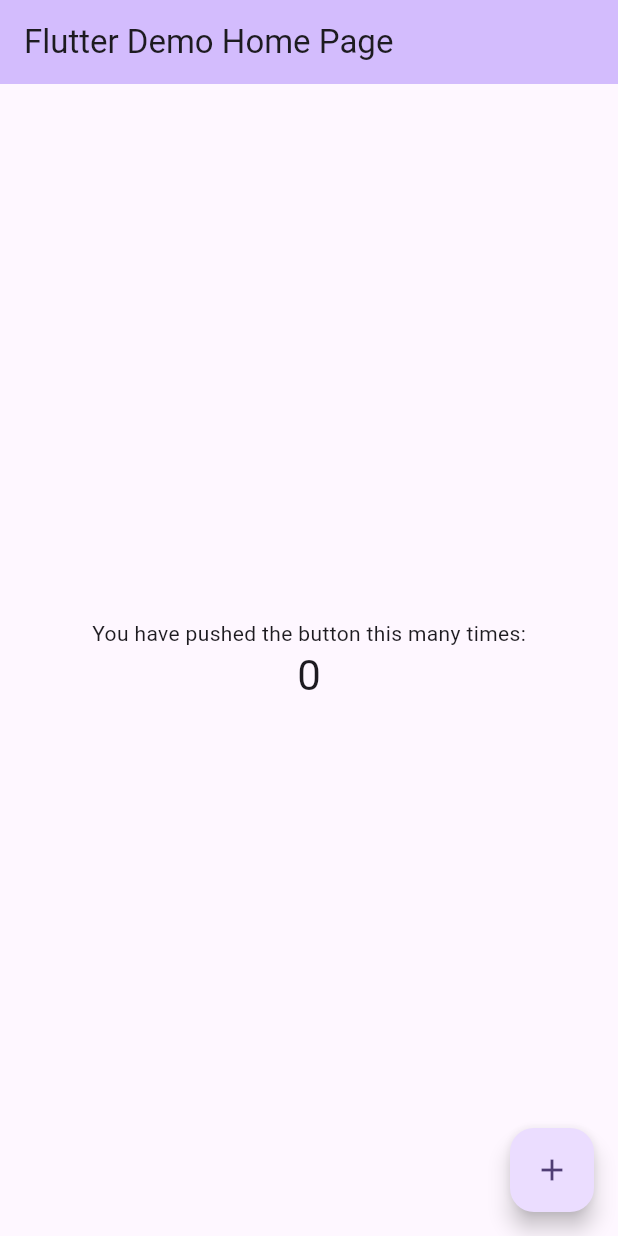
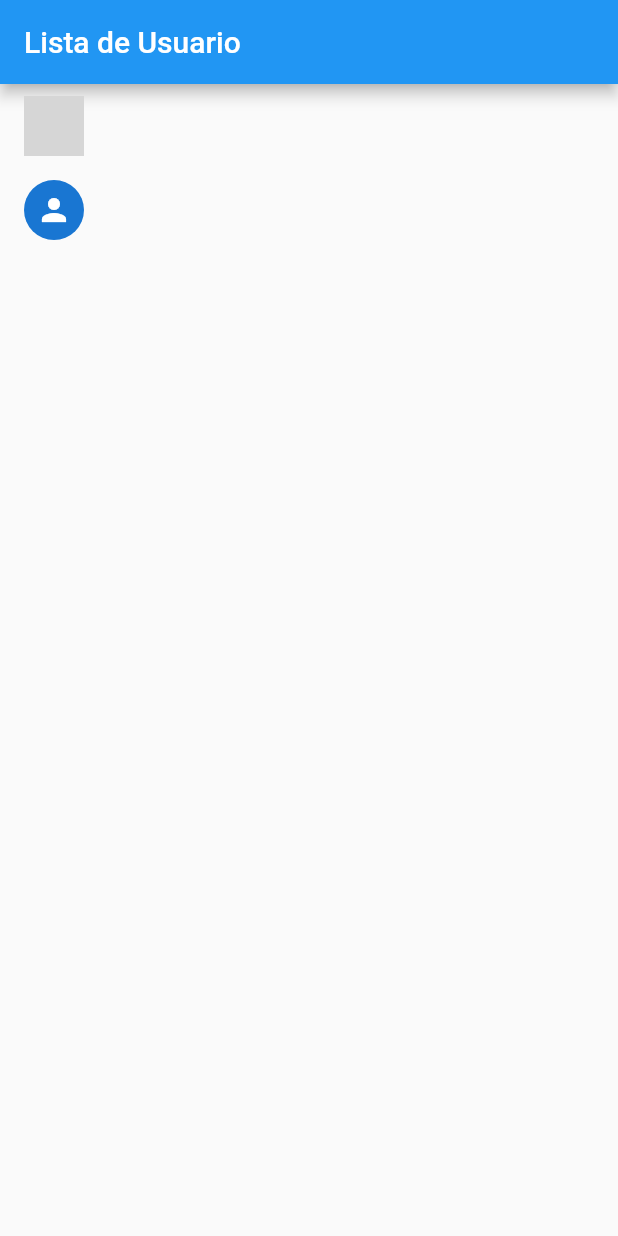
Before and after one commit to lirabessa/crudFlutter, a Flutter app: the screen it shows after launch, on a phone screen of 412 x 824 dp. Run offline on Flutter 3.47's test engine with Material 2 defaults, Android fonts, the phone set to English and light mode, and no system bars; network calls fail; grey boxes are pictures that could not be loaded.

Commit message:
Atualizado crud

```diff
--- /dev/null
+++ b/lib/components/user_tile.dart
@@ -0,0 +1,16 @@
+import 'package:crud/models/user.dart';
+import 'package:flutter/material.dart';
+
+class UserTile extends StatelessWidget{
+    final User user;
+    const UserTile(this.user, {super.key});
+  @override
+  Widget build(BuildContext context){
+    final avatar = user.avatarUrl == null || user.avatarUrl.isEmpty
+      ? CircleAvatar(child: Icon(Icons.person))
+      : CircleAvatar(backgroundImage: NetworkImage(user.avatarUrl));
+    return ListTile(
+      leading: avatar,
+    );
+  }
+}
--- a/lib/data/dummy_users.dart
+++ b/lib/data/dummy_users.dart
@@ -1,16 +1,17 @@
 import 'package:crud/models/user.dart';
+
 
 const DUMMY_USERS = {
   '1': User(
     id: '1',
     name: 'Hermione',
     email: 'granger@gmail.com',
-    avatarUrl: 'https://harrypotter.fandom.com/pt-br/wiki/Hermione_Granger',
+    avatarUrl: 'https://4.bp.blogspot.com/-clk-DZnT4F0/Tarp4GMLT_I/AAAAAAAAAKI/krB9xuLDk6c/s1600/Hermione-Jean-Granger.jpg',
   ),
   '2': User(
-    id: '2',  // Corrigido o ID para ser único
+    id: '2',
     name: 'Tony',
     email: 'tonynho@gmail.com',
-    avatarUrl: 'https://pt.wikipedia.org/wiki/Tony_Stark_%28Universo_Cinematogr%C3%A1fico_Marvel%29',
+    avatarUrl: ''
   ),
 };
--- a/lib/main.dart
+++ b/lib/main.dart
@@ -1,125 +1,20 @@
+import 'package:crud/views/user_list.dart';
 import 'package:flutter/material.dart';
 
 void main() {
-  runApp(const MyApp());
+  runApp(MyApp());
 }
 
 class MyApp extends StatelessWidget {
-  const MyApp({super.key});
-
-  // This widget is the root of your application.
   @override
   Widget build(BuildContext context) {
     return MaterialApp(
       title: 'Flutter Demo',
       theme: ThemeData(
-        // This is the theme of your application.
-        //
-        // TRY THIS: Try running your application with "flutter run". You'll see
-        // the application has a blue toolbar. Then, without quitting the app,
-        // try changing the seedColor in the colorScheme below to Colors.green
-        // and then invoke "hot reload" (save your changes or press the "hot
-        // reload" button in a Flutter-supported IDE, or press "r" if you used
-        // the command line to start the app).
-        //
-        // Notice that the counter didn't reset back to zero; the application
-        // state is not lost during the reload. To reset the state, use hot
-        // restart instead.
-        //
-        // This works for code too, not just values: Most code changes can be
-        // tested with just a hot reload.
-        colorScheme: ColorScheme.fromSeed(seedColor: Colors.deepPurple),
-        useMaterial3: true,
+        primarySwatch: Colors.blue,
+        visualDensity: VisualDensity.adaptivePlatformDensity
       ),
-      home: const MyHomePage(title: 'Flutter Demo Home Page'),
+      home: UserList(),
     );
   }
 }
-
-class MyHomePage extends StatefulWidget {
-  const MyHomePage({super.key, required this.title});
-
-  // This widget is the home page of your application. It is stateful, meaning
-  // that it has a State object (defined below) that contains fields that affect
-  // how it looks.
-
-  // This class is the configuration for the state. It holds the values (in this
-  // case the title) provided by the parent (in this case the App widget) and
-  // used by the build method of the State. Fields in a Widget subclass are
-  // always marked "final".
-
-  final String title;
-
-  @override
-  State<MyHomePage> createState() => _MyHomePageState();
-}
-
-class _MyHomePageState extends State<MyHomePage> {
-  int _counter = 0;
-
-  void _incrementCounter() {
-    setState(() {
-      // This call to setState tells the Flutter framework that something has
-      // changed in this State, which causes it to rerun the build method below
-      // so that the display can reflect the updated values. If we changed
-      // _counter without calling setState(), then the build method would not be
-      // called again, and so nothing would appear to happen.
-      _counter++;
-    });
-  }
-
-  @override
-  Widget build(BuildContext context) {
-    // This method is rerun every time setState is called, for instance as done
-    // by the _incrementCounter method above.
-    //
-    // The Flutter framework has been optimized to make rerunning build methods
-    // fast, so that you can just rebuild anything that needs updating rather
-    // than having to individually change instances of widgets.
-    return Scaffold(
-      appBar: AppBar(
-        // TRY THIS: Try changing the color here to a specific color (to
-        // Colors.amber, perhaps?) and trigger a hot reload to see the AppBar
-        // change color while the other colors stay the same.
-        backgroundColor: Theme.of(context).colorScheme.inversePrimary,
-        // Here we take the value from the MyHomePage object that was created by
-        // the App.build method, and use it to set our appbar title.
-        title: Text(widget.title),
-      ),
-      body: Center(
-        // Center is a layout widget. It takes a single child and positions it
-        // in the middle of the parent.
-        child: Column(
-          // Column is also a layout widget. It takes a list of children and
-          // arranges them vertically. By default, it sizes itself to fit its
-          // children horizontally, and tries to be as tall as its parent.
-          //
-          // Column has various properties to control how it sizes itself and
-          // how it positions its children. Here we use mainAxisAlignment to
-          // center the children vertically; the main axis here is the vertical
-          // axis because Columns are vertical (the cross axis would be
-          // horizontal).
-          //
-          // TRY THIS: Invoke "debug painting" (choose the "Toggle Debug Paint"
-          // action in the IDE, or press "p" in the console), to see the
-          // wireframe for each widget.
-          mainAxisAlignment: MainAxisAlignment.center,
-          children: <Widget>[
-            const Text(
-              'You have pushed the button this many times:',
-            ),
-            Text(
-              '$_counter',
-              style: Theme.of(context).textTheme.headlineMedium,
-            ),
-          ],
-        ),
-      ),
-      floatingActionButton: FloatingActionButton(
-        onPressed: _incrementCounter,
-        tooltip: 'Increment',
-        child: const Icon(Icons.add),
-      ), // This trailing comma makes auto-formatting nicer for build methods.
-    );
-  }
-}
--- a/lib/models/user.dart
+++ b/lib/models/user.dart
@@ -1,5 +1,3 @@
-import 'package:flutter/material.dart';
-
 class User {
   final String id;
   final String name;
--- /dev/null
+++ b/lib/views/user_list.dart
@@ -0,0 +1,21 @@
+import 'package:crud/components/user_tile.dart';
+import 'package:crud/data/dummy_users.dart';
+import 'package:flutter/material.dart';
+
+class UserList extends StatelessWidget{
+  @override
+  Widget build(BuildContext context){
+    final users = {...DUMMY_USERS};
+
+    return Scaffold(
+        appBar: AppBar(
+          title: const Text ('Lista de Usuario'),
+        ),
+        body: ListView.builder(
+          itemCount: users.length,
+          // itemBuilder: ((ctx, i) => Text(users.values.elementAt(i).name)), //nome das pessoas
+          itemBuilder: (ctx, i) => UserTile((users.values.elementAt(i))),
+        )
+    );
+  }
+}
```
Also changed, not shown: 1 other file.
